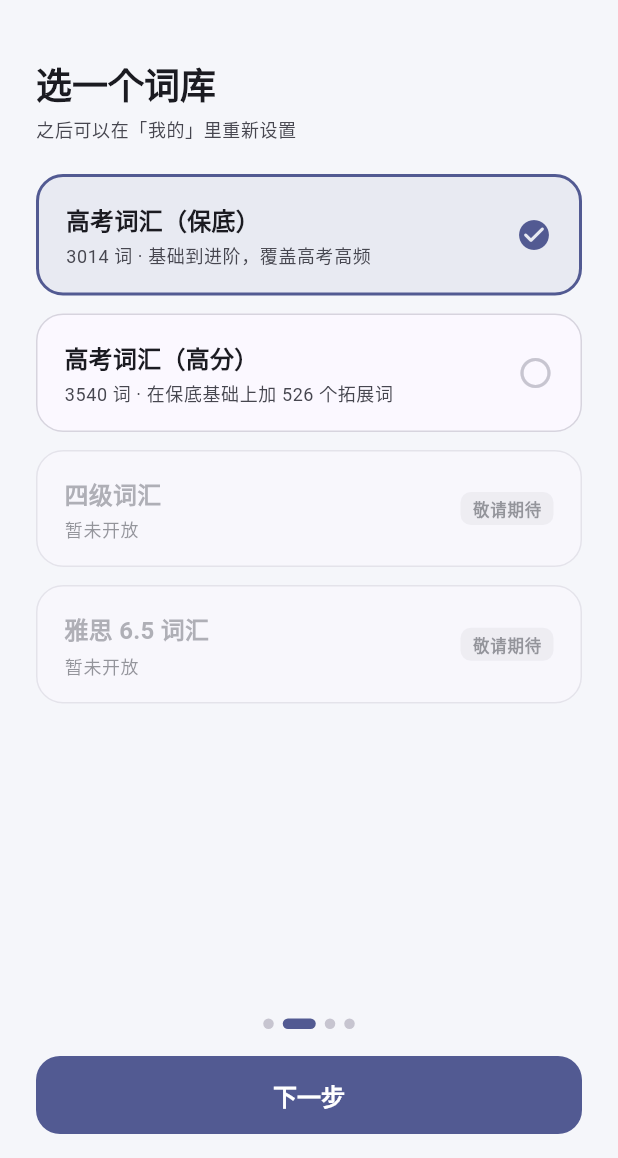
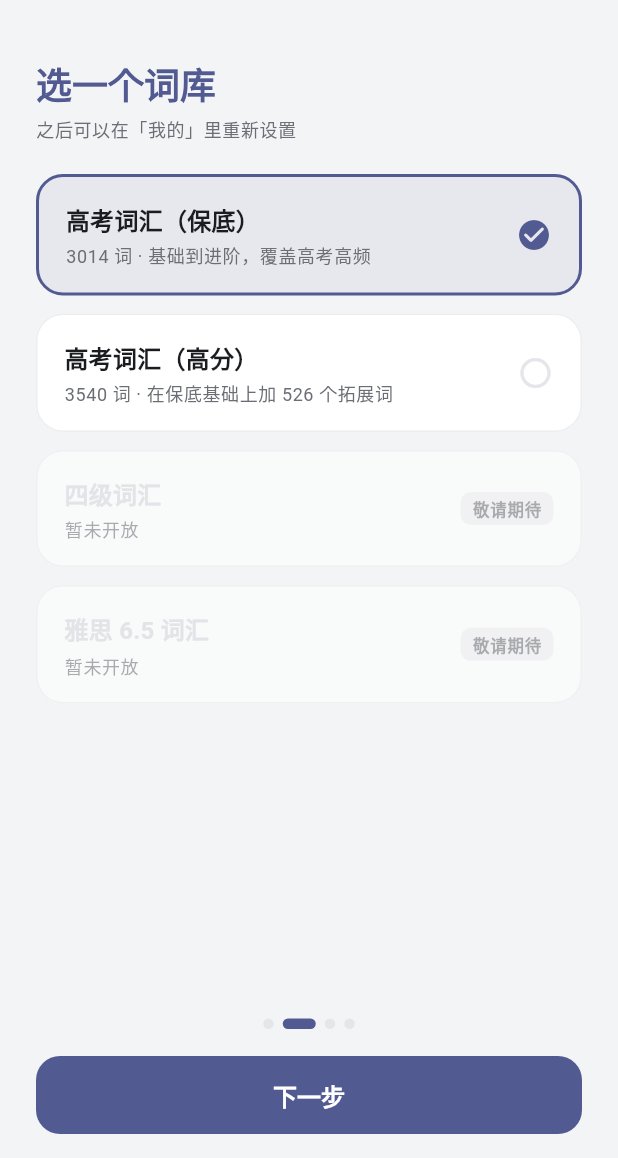
Before and after one commit to Ligret2007/LanGouBei, a Flutter app: the screen it shows after launch, swiped to page 2, on a phone screen of 412 x 824 dp, the part 78-1236 px from its top. Run offline on Flutter 3.47's test engine with Material 3 defaults, Android fonts, the phone set to English and light mode, and no system bars; our stand-ins replace shared_preferences.

Commit message:
feat(主题色): 主题色只作用于按钮/标题等醒目位，白色区域保持纯白
- buildTheme 改为中性灰生成基底配色，只把 primary 系列替换成主题色
- 卡片/底色/正文/次要文字改用固定中性常量（kLight*/kDark*），深浅色都不再被染色
- 页面标题、引导标题、空状态大标题、导航栏选中项改用主题色
- 启动页渐变去掉 primary/secondary 掺色
- 新增 6 个测试：白区在三个预设下完全一致、主色色相跟随、标题用主题色

```diff
--- a/lib/screens/more_screen.dart
+++ b/lib/screens/more_screen.dart
@@ -26,7 +26,7 @@ class MoreScreen extends StatelessWidget {
           padding: const EdgeInsets.fromLTRB(20, 12, 20, 28),
           children: [
             Text('更多',
-                style: theme.textTheme.headlineSmall?.copyWith(fontWeight: FontWeight.w800)),
+                style: theme.textTheme.headlineSmall?.copyWith(fontWeight: FontWeight.w800, color: theme.colorScheme.primary)),
             const SizedBox(height: 16),
 
             // ---------------- 外观 ----------------
--- a/lib/screens/onboarding_screen.dart
+++ b/lib/screens/onboarding_screen.dart
@@ -144,7 +144,7 @@ class _OnboardingScreenState extends State<OnboardingScreen> {
           const SizedBox(height: 28),
           Text('LangoBei',
               style: theme.textTheme.displaySmall
-                  ?.copyWith(fontWeight: FontWeight.w900, letterSpacing: -1)),
+                  ?.copyWith(fontWeight: FontWeight.w900, letterSpacing: -1, color: theme.colorScheme.primary)),
           const SizedBox(height: 14),
           Text(
             '源于世界上最负责的英语老师\n催促我背单词',
@@ -174,7 +174,7 @@ class _OnboardingScreenState extends State<OnboardingScreen> {
         crossAxisAlignment: CrossAxisAlignment.start,
         children: [
           Text('选一个词库',
-              style: theme.textTheme.headlineSmall?.copyWith(fontWeight: FontWeight.w800)),
+              style: theme.textTheme.headlineSmall?.copyWith(fontWeight: FontWeight.w800, color: theme.colorScheme.primary)),
           const SizedBox(height: 6),
           Text('之后可以在「我的」里重新设置',
               style: theme.textTheme.bodySmall?.copyWith(color: theme.colorScheme.onSurfaceVariant)),
@@ -230,7 +230,7 @@ class _OnboardingScreenState extends State<OnboardingScreen> {
         crossAxisAlignment: CrossAxisAlignment.start,
         children: [
           Text('是否即将参加高考？',
-              style: theme.textTheme.headlineSmall?.copyWith(fontWeight: FontWeight.w800)),
+              style: theme.textTheme.headlineSmall?.copyWith(fontWeight: FontWeight.w800, color: theme.colorScheme.primary)),
           const SizedBox(height: 6),
           Text('选了「是」之后，加载页会显示倒计时',
               style: theme.textTheme.bodySmall?.copyWith(color: theme.colorScheme.onSurfaceVariant)),
@@ -317,7 +317,7 @@ class _OnboardingScreenState extends State<OnboardingScreen> {
           ),
           const SizedBox(height: 26),
           Text('一切准备就绪',
-              style: theme.textTheme.headlineSmall?.copyWith(fontWeight: FontWeight.w800)),
+              style: theme.textTheme.headlineSmall?.copyWith(fontWeight: FontWeight.w800, color: theme.colorScheme.primary)),
           const SizedBox(height: 8),
           Text('祝你好运',
               style: theme.textTheme.titleMedium
--- a/lib/screens/quant_screen.dart
+++ b/lib/screens/quant_screen.dart
@@ -23,7 +23,7 @@ class QuantScreen extends StatelessWidget {
           padding: const EdgeInsets.fromLTRB(20, 12, 20, 28),
           children: [
             Text('量化',
-                style: theme.textTheme.headlineSmall?.copyWith(fontWeight: FontWeight.w800)),
+                style: theme.textTheme.headlineSmall?.copyWith(fontWeight: FontWeight.w800, color: theme.colorScheme.primary)),
             const SizedBox(height: 4),
             Text('把进度看得见，才不容易半途而废',
                 style: theme.textTheme.bodySmall
--- a/lib/screens/reflect_screen.dart
+++ b/lib/screens/reflect_screen.dart
@@ -106,7 +106,7 @@ class ReflectScreenState extends State<ReflectScreen> {
           Row(
             children: [
               Text('反思',
-                  style: theme.textTheme.headlineSmall?.copyWith(fontWeight: FontWeight.w800)),
+                  style: theme.textTheme.headlineSmall?.copyWith(fontWeight: FontWeight.w800, color: theme.colorScheme.primary)),
               const SizedBox(width: 10),
               TagChip('错题本 ${_state.wrongCount}', color: kWarn),
               const Spacer(),
@@ -241,7 +241,7 @@ class ReflectScreenState extends State<ReflectScreen> {
             ),
             const SizedBox(height: 20),
             Text(empty ? '错题本是空的' : '这一轮反思完成',
-                style: theme.textTheme.headlineSmall?.copyWith(fontWeight: FontWeight.w800)),
+                style: theme.textTheme.headlineSmall?.copyWith(fontWeight: FontWeight.w800, color: theme.colorScheme.primary)),
             const SizedBox(height: 8),
             Text(
               empty ? '先去「知新」学几个词，选「不认识」就会进这里' : '移出错题本 $_removed 个 · 作答 $_answered 次',
--- a/lib/screens/splash_screen.dart
+++ b/lib/screens/splash_screen.dart
@@ -37,9 +37,9 @@ class _SplashScreenState extends State<SplashScreen> with SingleTickerProviderSt
             begin: Alignment.topLeft,
             end: Alignment.bottomRight,
             colors: [
-              theme.colorScheme.primary.withValues(alpha: 0.14),
+              theme.colorScheme.surfaceContainerLow,
               theme.scaffoldBackgroundColor,
-              theme.colorScheme.secondary.withValues(alpha: 0.10),
+              theme.colorScheme.surfaceContainerLow,
             ],
           ),
         ),
@@ -66,7 +66,7 @@ class _SplashScreenState extends State<SplashScreen> with SingleTickerProviderSt
                 const SizedBox(height: 20),
                 Text('LangoBei',
                     style: theme.textTheme.headlineMedium
-                        ?.copyWith(fontWeight: FontWeight.w800, letterSpacing: -0.5)),
+                        ?.copyWith(fontWeight: FontWeight.w800, letterSpacing: -0.5, color: theme.colorScheme.primary)),
                 const SizedBox(height: 8),
                 Text('把单词变成你的',
                     style: theme.textTheme.bodyMedium
--- a/lib/screens/study_screen.dart
+++ b/lib/screens/study_screen.dart
@@ -125,7 +125,7 @@ class _StudyScreenState extends State<StudyScreen> {
           Row(
             children: [
               Text('知新',
-                  style: theme.textTheme.headlineSmall?.copyWith(fontWeight: FontWeight.w800)),
+                  style: theme.textTheme.headlineSmall?.copyWith(fontWeight: FontWeight.w800, color: theme.colorScheme.primary)),
               const SizedBox(width: 10),
               TagChip(_state.settings.bank == 'ext' ? '高分词库' : '保底词库'),
               const Spacer(),
@@ -282,7 +282,7 @@ class _StudyScreenState extends State<StudyScreen> {
             ),
             const SizedBox(height: 20),
             Text(empty ? '这一轮没有待学的词' : '这一组学完了',
-                style: theme.textTheme.headlineSmall?.copyWith(fontWeight: FontWeight.w800)),
+                style: theme.textTheme.headlineSmall?.copyWith(fontWeight: FontWeight.w800, color: theme.colorScheme.primary)),
             const SizedBox(height: 8),
             Text(
               empty ? '待复习的词都在错题本里，去「反思」清一清' : '本轮做了 $_answered 次选择',
--- a/lib/theme.dart
+++ b/lib/theme.dart
@@ -46,16 +46,74 @@ Color seedForPreset(ThemePreset preset) =>
 
 Color get defaultSeedColor => seedForPreset(kThemePresets.first);
 
+/// 中性表面色：跟主题色无关，白色部分永远保持白
+const Color kLightScaffold = Color(0xFFF3F4F6);
+const Color kLightSurface = Colors.white;
+const Color kLightOnSurface = Color(0xFF1B1C1F);
+const Color kLightOnSurfaceVariant = Color(0xFF6C6E75);
+const Color kLightSurfaceLow = Color(0xFFFAFAFB);
+const Color kLightSurfaceHigh = Color(0xFFF0F1F3);
+const Color kLightOutline = Color(0xFFD6D8DE);
+
+const Color kDarkScaffold = Color(0xFF0F1013);
+const Color kDarkSurface = Color(0xFF191A1D);
+const Color kDarkOnSurface = Color(0xFFE9EAEC);
+const Color kDarkOnSurfaceVariant = Color(0xFFA7A9AF);
+const Color kDarkSurfaceLow = Color(0xFF141518);
+const Color kDarkSurfaceHigh = Color(0xFF232428);
+const Color kDarkOutline = Color(0xFF3A3C42);
+
+/// 中性灰种子：只用来生成"不带色"的表面与文字色
+const Color kNeutralSeed = Color(0xFF7C7D82);
+
+/// 表面色一律走中性色，只有 primary / secondary 这些"醒目位"用主题色
 ThemeData buildTheme(Brightness brightness, Color seed) {
-  final scheme = ColorScheme.fromSeed(
+  final isDark = brightness == Brightness.dark;
+
+  // 拿主题色生成强调色，拿中性灰生成底色
+  final accent = ColorScheme.fromSeed(
     seedColor: seed,
     brightness: brightness,
     secondary: kAccent,
   );
-  final isDark = brightness == Brightness.dark;
+  final neutral = ColorScheme.fromSeed(
+    seedColor: kNeutralSeed,
+    brightness: brightness,
+  );
+
+  final surface = isDark ? kDarkSurface : kLightSurface;
+
+  final scheme = neutral.copyWith(
+    // —— 醒目位：跟着主题色走 ——
+    primary: accent.primary,
+    onPrimary: accent.onPrimary,
+    primaryContainer: accent.primaryContainer,
+    onPrimaryContainer: accent.onPrimaryContainer,
+    inversePrimary: accent.inversePrimary,
+    tertiary: accent.tertiary,
+    onTertiary: accent.onTertiary,
+    secondary: kAccent,
+    onSecondary: Colors.white,
+    // —— 表面与文字：固定中性，白色永远是白 ——
+    surface: surface,
+    onSurface: isDark ? kDarkOnSurface : kLightOnSurface,
+    onSurfaceVariant: isDark ? kDarkOnSurfaceVariant : kLightOnSurfaceVariant,
+    surfaceContainerLowest: isDark ? const Color(0xFF0C0D0F) : Colors.white,
+    surfaceContainerLow: isDark ? kDarkSurfaceLow : kLightSurfaceLow,
+    surfaceContainer: isDark ? kDarkSurface : kLightSurface,
+    surfaceContainerHigh: isDark ? kDarkSurfaceHigh : kLightSurfaceHigh,
+    surfaceContainerHighest: isDark ? const Color(0xFF2A2B30) : const Color(0xFFE9EAEE),
+    surfaceDim: isDark ? kDarkScaffold : const Color(0xFFE6E7EB),
+    surfaceBright: isDark ? const Color(0xFF33353A) : Colors.white,
+    outline: isDark ? kDarkOutline : kLightOutline,
+    outlineVariant: isDark ? const Color(0xFF2C2E33) : const Color(0xFFE4E6EA),
+    scrim: Colors.black,
+    shadow: Colors.black,
+  );
+
   return ThemeData(
     colorScheme: scheme,
-    scaffoldBackgroundColor: isDark ? scheme.surface : const Color(0xFFF5F6FA),
+    scaffoldBackgroundColor: isDark ? kDarkScaffold : kLightScaffold,
     appBarTheme: AppBarTheme(
       backgroundColor: Colors.transparent,
       surfaceTintColor: Colors.transparent,
@@ -65,7 +123,7 @@ ThemeData buildTheme(Brightness brightness, Color seed) {
       titleTextStyle: TextStyle(
         fontSize: 20,
         fontWeight: FontWeight.w700,
-        color: scheme.onSurface,
+        color: scheme.primary,
       ),
     ),
     filledButtonTheme: FilledButtonThemeData(
@@ -83,14 +141,36 @@ ThemeData buildTheme(Brightness brightness, Color seed) {
     ),
     navigationBarTheme: NavigationBarThemeData(
       height: 68,
-      backgroundColor: isDark ? scheme.surface : Colors.white,
+      backgroundColor: surface,
       indicatorColor: scheme.primary.withValues(alpha: 0.14),
-      labelTextStyle: WidgetStatePropertyAll(
-        TextStyle(fontSize: 12, fontWeight: FontWeight.w600, color: scheme.onSurface),
+      labelTextStyle: WidgetStateProperty.resolveWith((states) {
+        final selected = states.contains(WidgetState.selected);
+        return TextStyle(
+          fontSize: 12,
+          fontWeight: selected ? FontWeight.w700 : FontWeight.w500,
+          color: selected ? scheme.primary : scheme.onSurfaceVariant,
+        );
+      }),
+      iconTheme: WidgetStateProperty.resolveWith((states) {
+        final selected = states.contains(WidgetState.selected);
+        return IconThemeData(
+          size: 24,
+          color: selected ? scheme.primary : scheme.onSurfaceVariant,
+        );
+      }),
+    ),
+    snackBarTheme: const SnackBarThemeData(behavior: SnackBarBehavior.floating),
+    dividerTheme: DividerThemeData(color: scheme.outlineVariant, thickness: 1),
+    sliderTheme: SliderThemeData(
+      activeTrackColor: scheme.primary,
+      thumbColor: scheme.primary,
+    ),
+    segmentedButtonTheme: SegmentedButtonThemeData(
+      style: SegmentedButton.styleFrom(
+        selectedForegroundColor: scheme.onPrimaryContainer,
+        selectedBackgroundColor: scheme.primaryContainer,
       ),
     ),
-    snackBarTheme: const SnackBarThemeData(behavior: SnackBarBehavior.floating),
-    dividerTheme: DividerThemeData(color: scheme.outlineVariant.withValues(alpha: 0.5), thickness: 1),
   );
 }
 
```
Also changed, not shown: lib/widgets/flip_card.dart (line endings or trailing spaces), 2 other files.
